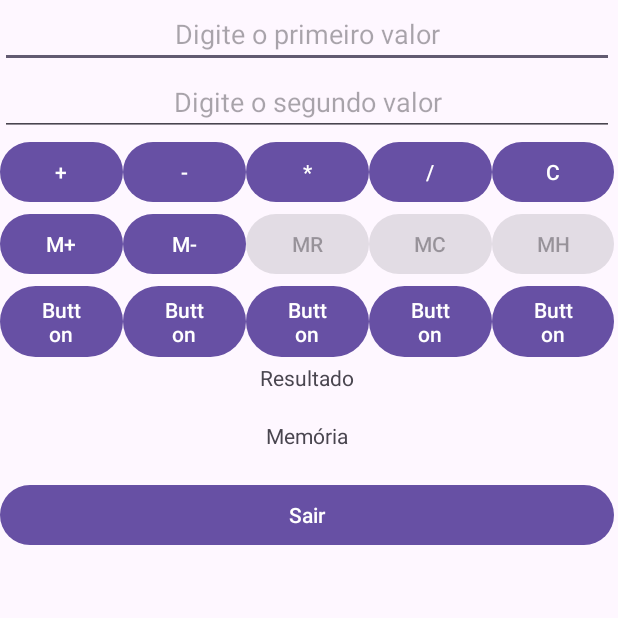
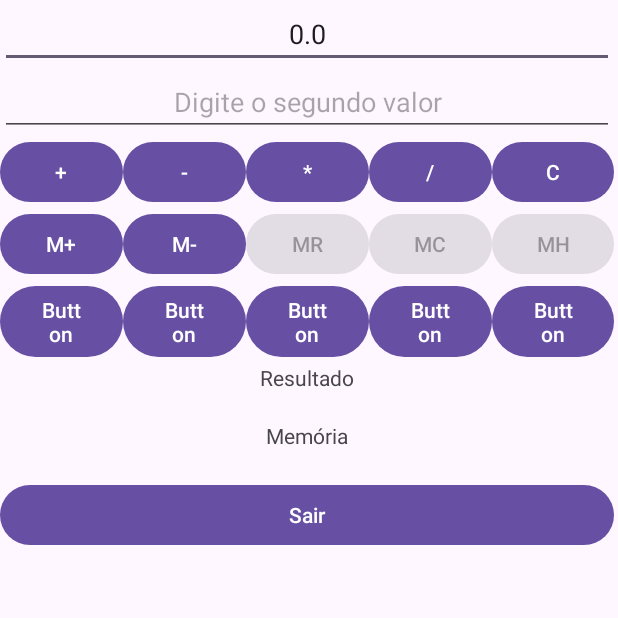
Before and after one commit to AryelsonTevis/app_calculadora_android, an Android app: the screen it shows after launch (MainActivity), after a tap on "MC", on a phone screen of 412 x 824 dp, the top half of it. Run offline under Robolectric (Android 15) with nearby library versions, the phone set to English and light mode, and no system bars; 3 other taps on this screen came first.

Commit message:
Uptade memoryclear and memory recovery

```diff
--- a/PrjCalculadora/app/src/main/java/com/example/prjcalculadora/MainActivity.java
+++ b/PrjCalculadora/app/src/main/java/com/example/prjcalculadora/MainActivity.java
@@ -156,9 +156,8 @@ public class MainActivity extends AppCompatActivity {
                 btnMh.setEnabled(false);
                 vlMemoria = 0;
                 txvMemoriaVl.setText(String.valueOf(""));
-                edtValor1.setText("");
-                edtValor2.setText("");
-                txtResultadoVl.setText(String.valueOf(""));
+
+
                 flag=1;
             }
         });
```
